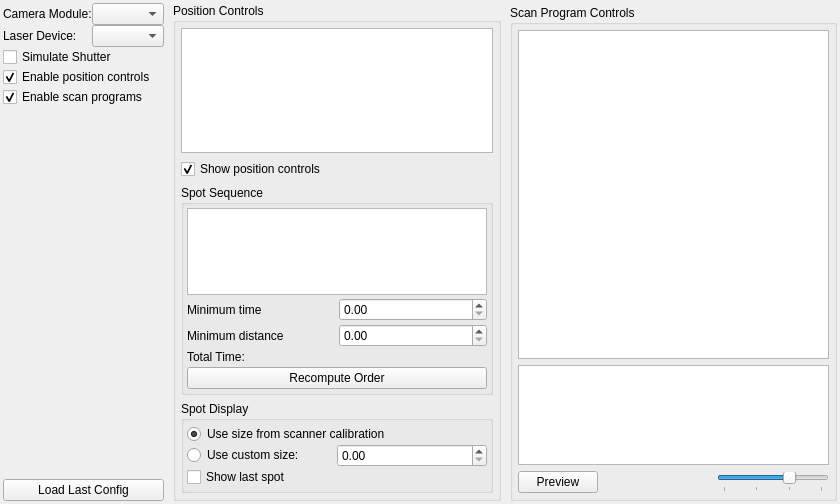
The window that acq4/devices/Scanner/TaskTemplate.ui (acq4/acq4) describes before a commit, drawn with Qt 5.
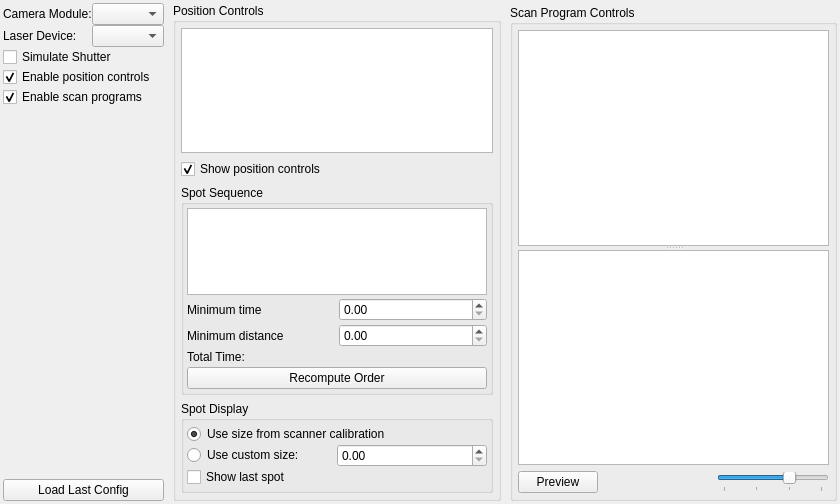
The same window after the commit. Custom widgets are drawn as their Qt base class.

Commit message: Various scan preview fixes

The edit to the form file:
```diff
--- a/acq4/devices/Scanner/TaskTemplate.ui
+++ b/acq4/devices/Scanner/TaskTemplate.ui
@@ -388,6 +388,10 @@
        </layout>
       </item>
       <item row="0" column="0">
+       <widget class="QSplitter" name="scanProgramSplitter">
+        <property name="orientation">
+         <enum>Qt::Vertical</enum>
+        </property>
        <widget class="ParameterTree" name="programTree">
         <attribute name="headerVisible">
          <bool>false</bool>
@@ -398,15 +402,7 @@
          </property>
         </column>
        </widget>
-      </item>
-      <item row="1" column="0">
-       <widget class="PlotWidget" name="programTimeline">
-        <property name="maximumSize">
-         <size>
-          <width>16777215</width>
-          <height>100</height>
-         </size>
-        </property>
+        <widget class="PlotWidget" name="programTimeline"/>
        </widget>
       </item>
      </layout>
```
Left out of the diff: 8 changed lines with no effect on the pictures. Lines whose indentation alone changed are shown as unchanged. The commit also changes 6 other files.
